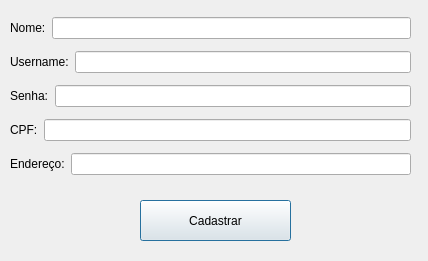
Qt form clientes/cadastrocliente.ui (ViniiGabriel/hotelQT) before a commit.
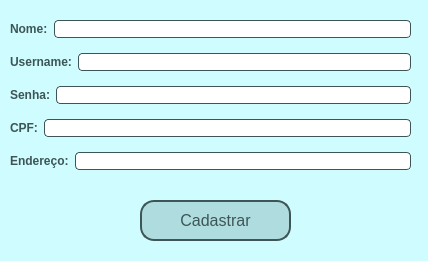
The same form after that commit.

```diff
--- a/clientes/cadastrocliente.ui
+++ b/clientes/cadastrocliente.ui
@@ -13,6 +13,34 @@
   <property name="windowTitle">
    <string>Cadastro de Cliente</string>
   </property>
+  <property name="styleSheet">
+   <string notr="true">QDialog{
+	background-color: #cffdff;
+}
+
+QPushButton{
+	background-color: #afdcde;
+	border-radius: 14px;
+	border: 2px solid #3d5557;
+	color: #3d5557;
+	font-size: 16px;
+}
+
+QPushButton::hover{
+	background-color: #b9faf4;
+}
+
+QLabel{
+	color: #3d5557;
+	font-weight: bold;
+}
+
+QLineEdit {
+	border-radius: 4px;
+	border: 1px solid #3d5557
+}
+</string>
+  </property>
   <widget class="QPushButton" name="btn_cadastrar">
    <property name="geometry">
     <rect>
```
